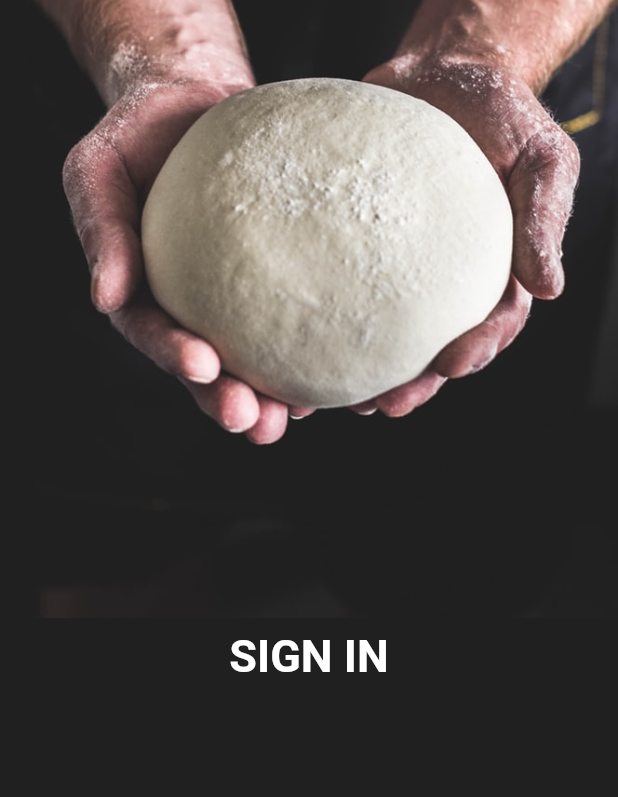
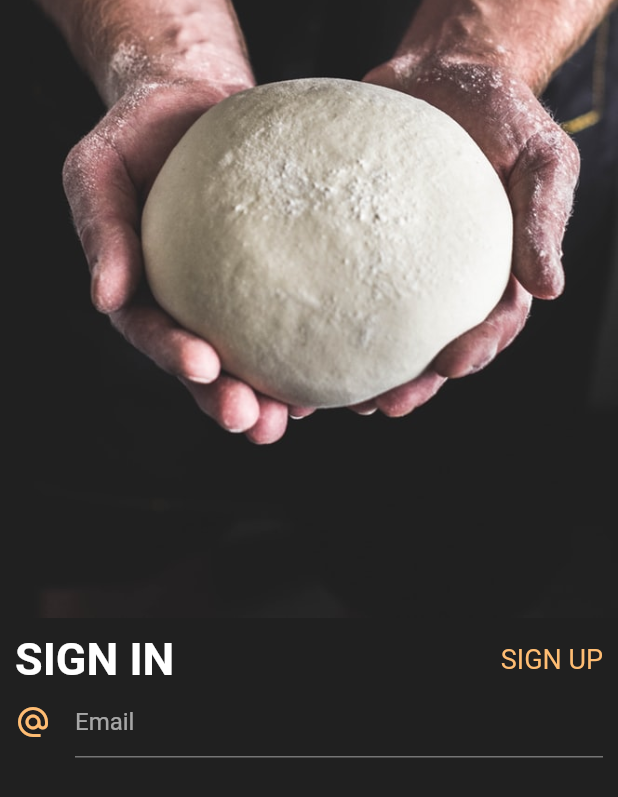
Before and after one commit to CodePhilanthropist/app-auth, a Flutter app: the screen it shows after launch, after a tap on "Start Learning", on a phone screen of 412 x 824 dp. Shown: the top 797 px of the screen. Run offline on Flutter 3.47's test engine with Material 2 defaults, Android fonts, the phone set to English and light mode, and no system bars.

Commit message:
add new input

```diff
--- a/lib/screens/login_screen.dart
+++ b/lib/screens/login_screen.dart
@@ -1,4 +1,6 @@
 import 'package:flutter/material.dart';
+
+import '../utils/constants.dart';
 
 class LoginScreen extends StatelessWidget {
   const LoginScreen({super.key});
@@ -22,24 +24,48 @@ class LoginScreen extends StatelessWidget {
           ),
           Expanded(
             flex: 3,
-            child: Column(
-              children: [
-                Padding(
-                  padding: const EdgeInsets.all(8.0),
-                  child: Row(
-                    mainAxisAlignment: MainAxisAlignment.center,
+            child: Padding(
+              padding: const EdgeInsets.all(10.0),
+              child: Column(
+                children: [
+                  Row(
+                    mainAxisAlignment: MainAxisAlignment.spaceBetween,
                     children: [
                       Text(
                         "SIgn in".toUpperCase(),
-                        style: TextStyle(
+                        style: const TextStyle(
                           fontSize: 30,
                           fontWeight: FontWeight.bold,
                         ),
                       ),
+                      Text(
+                        "Sign up".toUpperCase(),
+                        style: const TextStyle(
+                          fontSize: 18,
+                          color: kPrimaryColor,
+                        ),
+                      ),
                     ],
                   ),
-                )
-              ],
+                  Row(
+                    crossAxisAlignment: CrossAxisAlignment.center,
+                    children: const [
+                      Padding(
+                        padding: EdgeInsets.only(right: 16),
+                        child: Icon(
+                          Icons.alternate_email,
+                          color: kPrimaryColor,
+                        ),
+                      ),
+                      Expanded(
+                        child: TextField(
+                          decoration: InputDecoration(hintText: "Email"),
+                        ),
+                      )
+                    ],
+                  )
+                ],
+              ),
             ),
           ),
         ],
```
